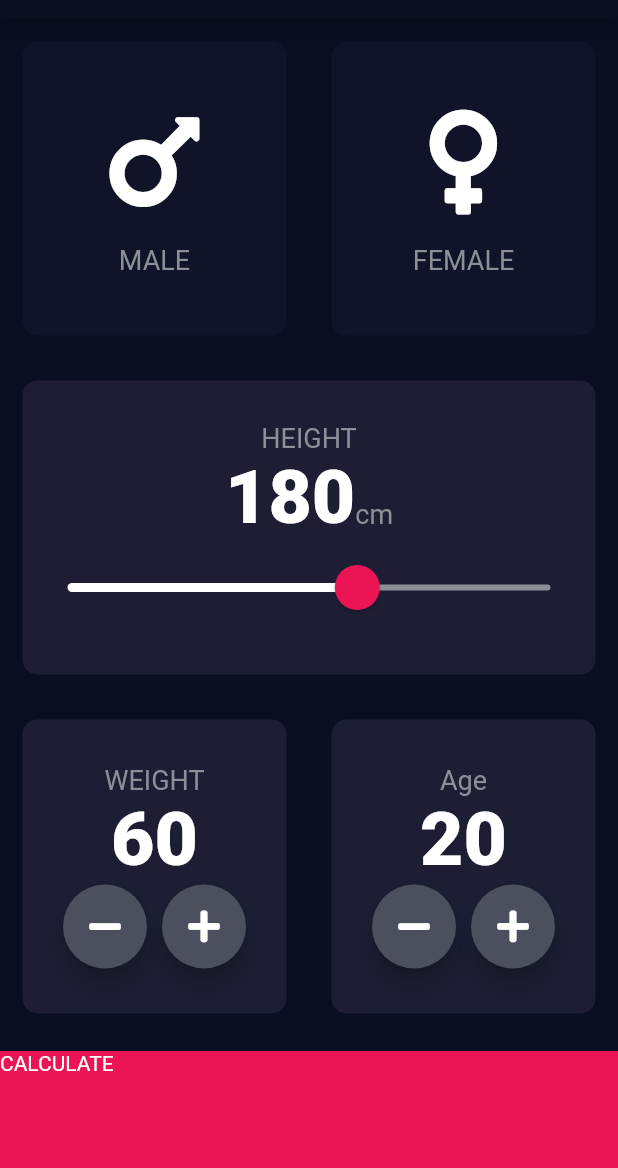
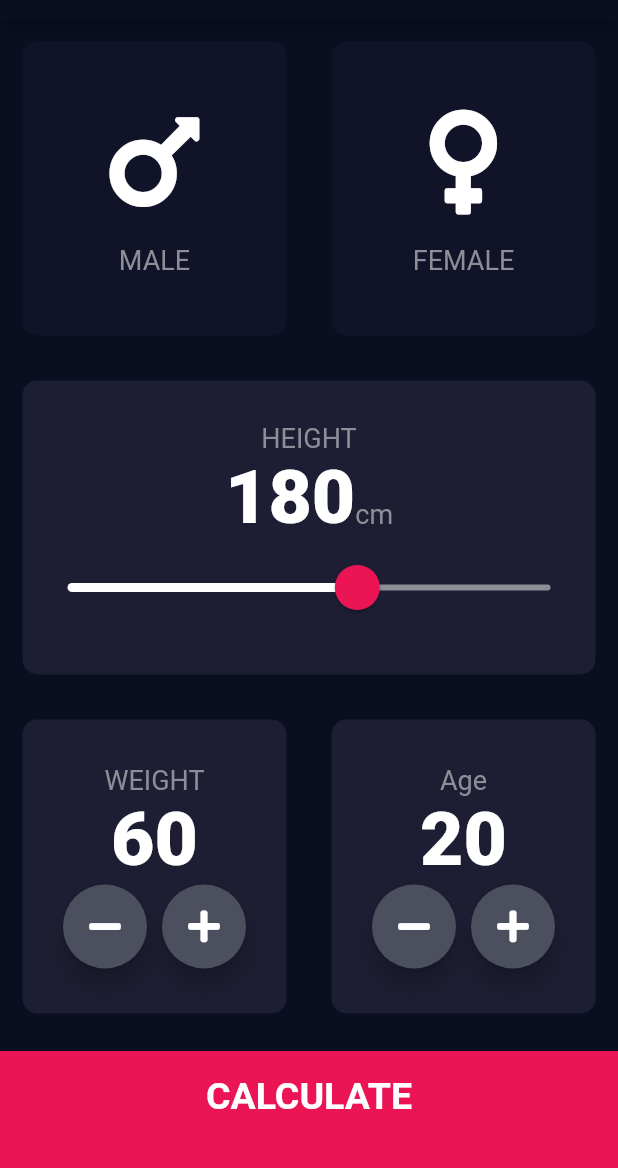
Before and after one commit to Arjun-Pradeep/Flutter_App_Development, a Flutter app: the screen it shows after launch, on a phone screen of 412 x 824 dp, the part 65-1233 px from its top. Run offline on Flutter 3.47's test engine with Material 2 defaults, Android fonts, the phone set to English and light mode, and no system bars; our stand-ins replace audioplayers, font_awesome_flutter.

Commit message:
Flutter_Development_bmi_calculator_app_update_v3.7

```diff
--- /dev/null
+++ b/bmi-calculator-flutter/lib/components/button_button.dart
@@ -0,0 +1,28 @@
+import 'package:flutter/material.dart';
+import 'package:bmi_calculator/constants.dart';
+
+class BottomButton extends StatelessWidget {
+  BottomButton({@required this.onTap, @required this.buttonTitle});
+
+  final Function onTap;
+  final String buttonTitle;
+
+  @override
+  Widget build(BuildContext context) {
+    return GestureDetector(
+      onTap: onTap,
+      child: Container(
+          child: Center(
+            child: Text(
+              buttonTitle,
+              style: kLargeButtonTextStyle,
+            ),
+          ),
+          color: kbottomContainerColor,
+          margin: EdgeInsets.only(top: 10.0),
+          padding: EdgeInsets.only(bottom: 20.0),
+          width: double.infinity,
+          height: kbottomContainerHeight),
+    );
+  }
+}
--- a/bmi-calculator-flutter/lib/icon_content.dart
+++ b/bmi-calculator-flutter/lib/components/icon_content.dart
@@ -1,5 +1,5 @@
 import 'package:flutter/material.dart';
-import 'constants.dart';
+import 'package:bmi_calculator/constants.dart';
 
 class IconContent extends StatelessWidget {
   const IconContent({this.icon, this.label});
--- /dev/null
+++ b/bmi-calculator-flutter/lib/components/round_icon_button.dart
@@ -0,0 +1,21 @@
+import 'package:flutter/material.dart';
+
+
+class RoundIconButton extends StatelessWidget {
+  RoundIconButton({@required this.icon, @required this.onPressed});
+
+  final IconData icon;
+  final Function onPressed;
+
+  @override
+  Widget build(BuildContext context) {
+    return RawMaterialButton(
+      child: Icon(icon),
+      onPressed: onPressed,
+      elevation: 6.0,
+      constraints: BoxConstraints.tightFor(width: 56.0, height: 56.0),
+      shape: CircleBorder(),
+      fillColor: Color(0xFF4C4F5E),
+    );
+  }
+}
--- a/bmi-calculator-flutter/lib/main.dart
+++ b/bmi-calculator-flutter/lib/main.dart
@@ -1,5 +1,5 @@
 import 'package:flutter/material.dart';
-import 'input_page.dart';
+import 'package:bmi_calculator/screens/input_page.dart';
 
 
 void main() => runApp(BMICalculator());
--- a/bmi-calculator-flutter/lib/input_page.dart
+++ b/bmi-calculator-flutter/lib/screens/input_page.dart
@@ -1,10 +1,11 @@
-import 'package:bmi_calculator/results_page.dart';
 import 'package:flutter/material.dart';
 import 'package:font_awesome_flutter/font_awesome_flutter.dart';
-import 'icon_content.dart';
-import 'reusable_card.dart';
-import 'constants.dart';
+import 'package:bmi_calculator/components/icon_content.dart';
+import 'package:bmi_calculator/components/reusable_card.dart';
+import 'package:bmi_calculator/constants.dart';
 import 'results_page.dart';
+import 'package:bmi_calculator/components/button_button.dart';
+import 'package:bmi_calculator/components/round_icon_button.dart';
 
 enum Gender { male, female }
 
@@ -191,42 +192,17 @@ class _InputPageState extends State<InputPage> {
               ],
             ),
           ),
-          GestureDetector(
+          BottomButton(
+            buttonTitle: 'CALCULATE',
             onTap: () {
               Navigator.push(
                 context,
-                MaterialPageRoute(
-                  builder: (context) => ResultsPage()),
+                MaterialPageRoute(builder: (context) => ResultsPage()),
               );
             },
-            child: Container(
-                child: Text('CALCULATE'),
-                color: kbottomContainerColor,
-                margin: EdgeInsets.only(top: 10.0),
-                width: double.infinity,
-                height: kbottomContainerHeight),
           ),
         ],
       ),
     );
   }
 }
-
-class RoundIconButton extends StatelessWidget {
-  RoundIconButton({@required this.icon, @required this.onPressed});
-
-  final IconData icon;
-  final Function onPressed;
-
-  @override
-  Widget build(BuildContext context) {
-    return RawMaterialButton(
-      child: Icon(icon),
-      onPressed: onPressed,
-      elevation: 6.0,
-      constraints: BoxConstraints.tightFor(width: 56.0, height: 56.0),
-      shape: CircleBorder(),
-      fillColor: Color(0xFF4C4F5E),
-    );
-  }
-}
```
Also changed, not shown: bmi-calculator-flutter/lib/constants.dart (+10 -0 lines), bmi-calculator-flutter/lib/results_page.dart (deleted, +0 -13 lines), bmi-calculator-flutter/lib/screens/results_page.dart (added, +61 -0 lines), bmi-calculator-flutter/lib/components/reusable_card.dart (renamed from bmi-calculator-flutter/lib/reusable_card.dart).
